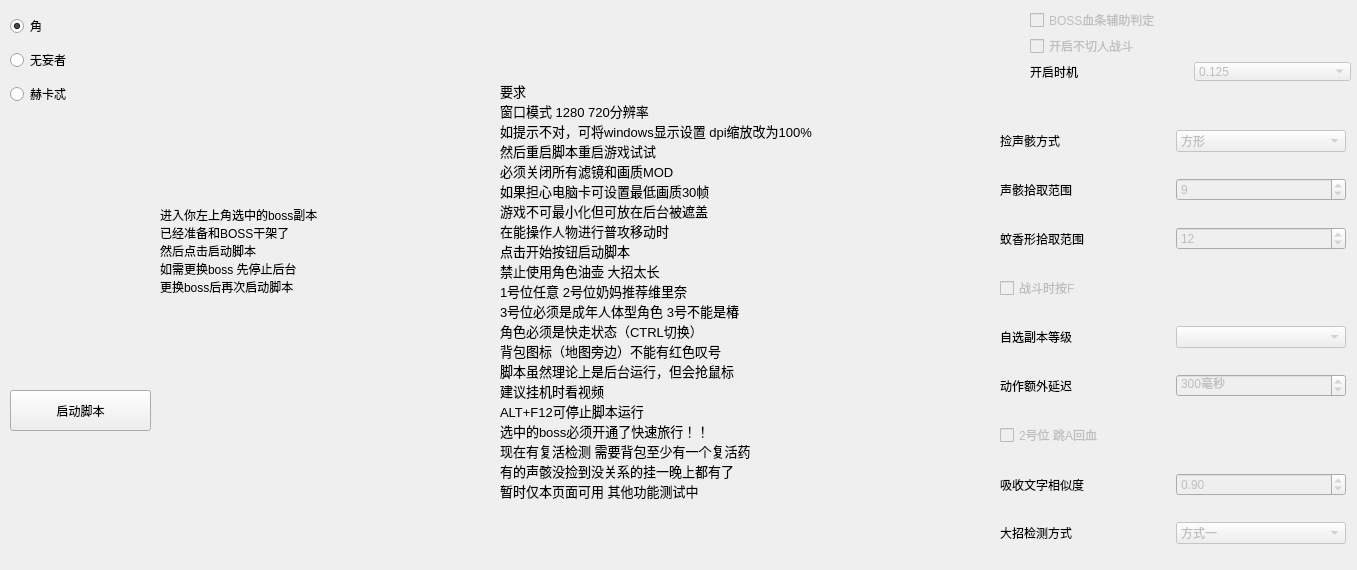
Old version of the form speicalbosswidget.ui in the repository A-SunsetMkt-Forks/wuwaBackendTool.
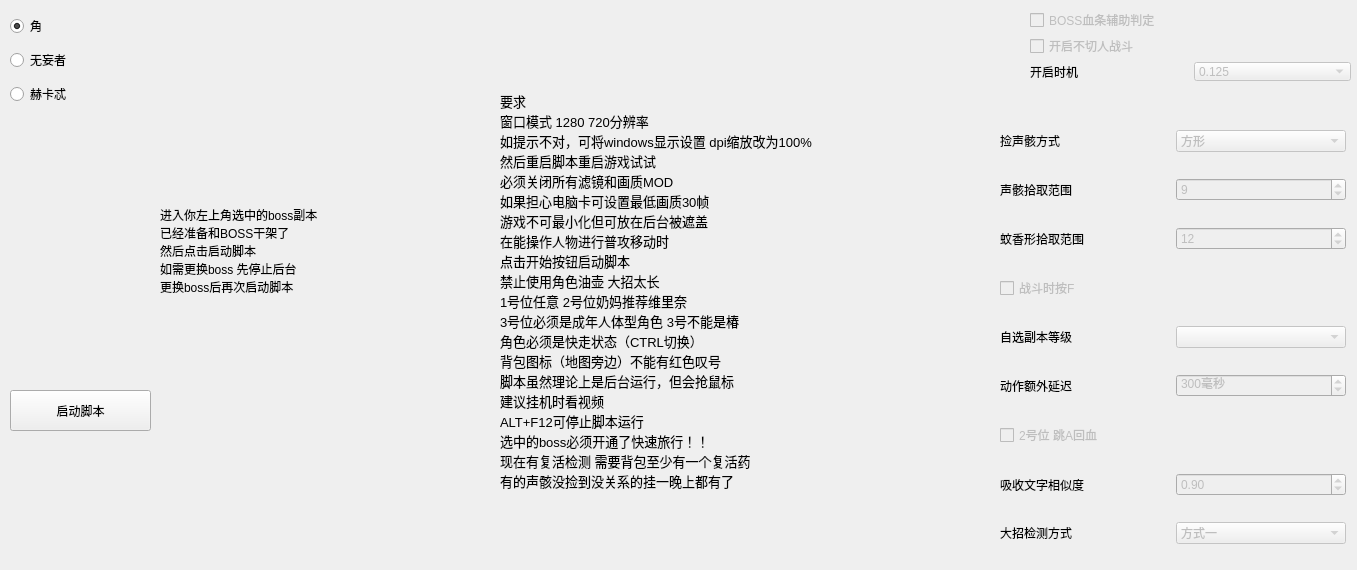
New version of the form.

```diff
--- a/speicalbosswidget.ui
+++ b/speicalbosswidget.ui
@@ -424,8 +424,7 @@
 ALT+F12可停止脚本运行
 选中的boss必须开通了快速旅行！！
 现在有复活检测 需要背包至少有一个复活药
-有的声骸没捡到没关系的挂一晚上都有了
-暂时仅本页面可用 其他功能测试中</string>
+有的声骸没捡到没关系的挂一晚上都有了</string>
    </property>
   </widget>
   <widget class="QLabel" name="label_10">
```
